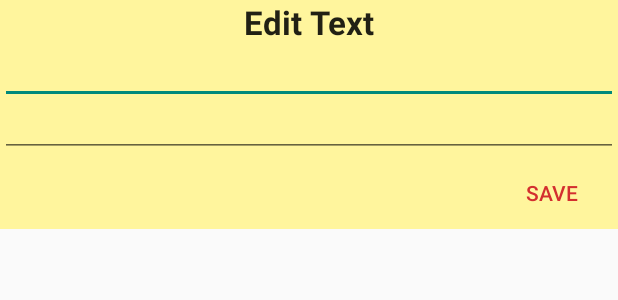
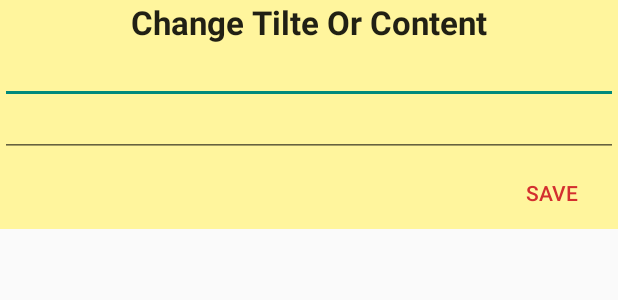
Before and after one commit to lazybee27102/CoderSchoolTODOApp, an Android app: the layout activity_edit_item.xml on its own in the app's theme, with its tools: preview values and no code run, on a phone screen of 412 x 824 dp. Shown: the top 300 px of the screen. Run offline under Robolectric (Android 15) with nearby library versions, the phone set to English and light mode, and no system bars.

Commit message:
TodoApp is an android app that allows building a todo list and basic todo items management functionality including adding new items, editing and deleting an existing item.
Submitted by: Hoang Phat Nguyen - lazybee27102@gmail.com

Time spent: 10 hours spent in total

The following functionality is completed:

* [ ] User can successfully add and remove items from the todo list
* [ ] User can tap a todo item in the list and bring up an edit screen for the todo item and then have any changes to the text reflected in the todo list.
* [ ] User can persist todo items and retrieve them properly on app restart

The following optional features are implemented:

* [ ] Persist the todo items [into SQLiteinstead of a text file
* [ ] Improve style of the todo items in the list [using a custom adapter](using RecyclerView with CustomAdapter and ViewHolder)
* [ ] Add support for completion due dates for todo items (items can be change to be done or not yet)
* [ ] Use a [DialogFragment] instead of new Activity for editing items
* [ ] Add support for selecting the priority of each todo item (and display in listview item)
* [ ] Tweak the style improving the UI / UX, play with colors, images or backgrounds

The following **additional** features are implemented:

* [ ] List anything else that you can get done to improve the app functionality!

Here's a walkthrough of implemented user stories:

http://i.imgur.com/arFtnQ3.gif

GIF created with [LiceCap](http://www.cockos.com/licecap/).

- This software is quite simple,so I just review something and I can do it.

```diff
--- a/app/src/main/res/layout/activity_edit_item.xml
+++ b/app/src/main/res/layout/activity_edit_item.xml
@@ -12,7 +12,7 @@
         android:layout_width="fill_parent"
         android:layout_height="wrap_content"
         android:textAppearance="?android:attr/textAppearanceLarge"
-        android:text="Edit Text"
+        android:text="Change Tilte Or Content"
         android:id="@+id/textView"
         android:gravity="center"
         android:textStyle="bold" />
```
